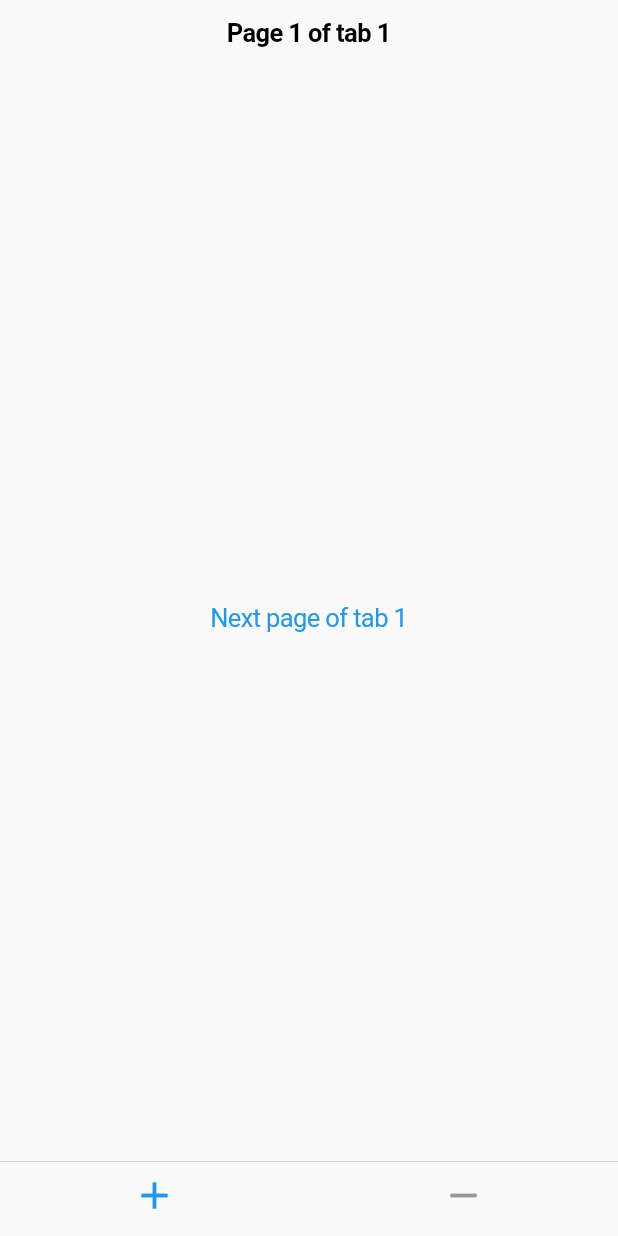
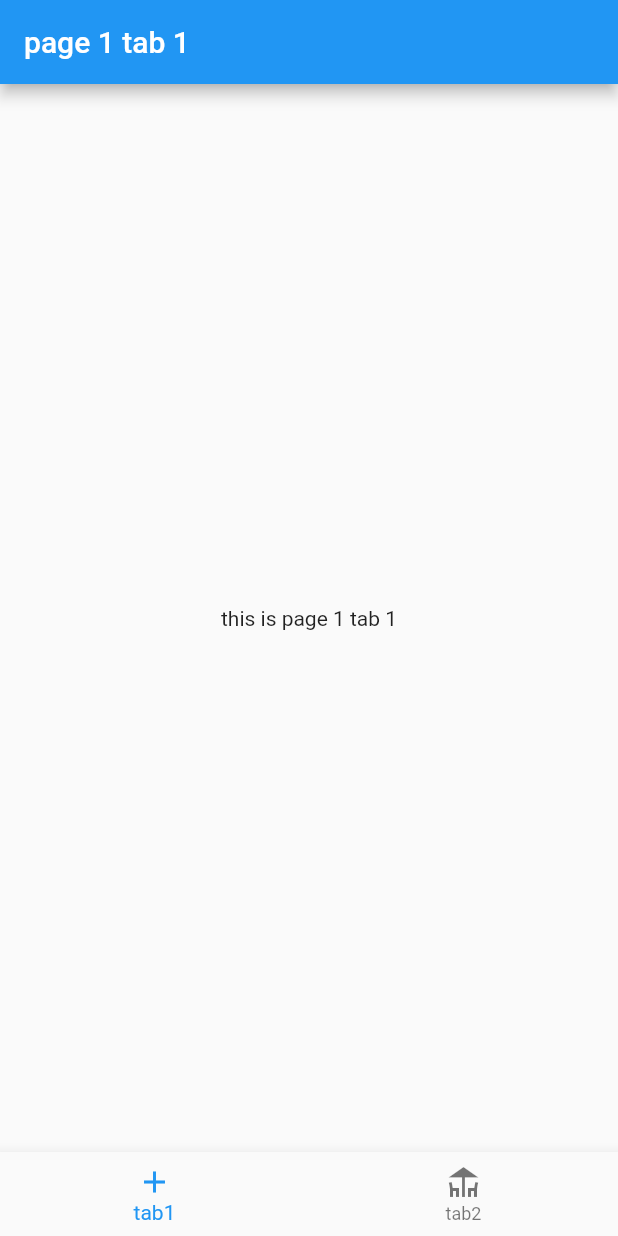
Before and after one commit to aminedakhlii/flutter_tabs, a Flutter app: the screen it shows after launch, on a phone screen of 412 x 824 dp. Run offline on Flutter 3.47's test engine with Material 2 defaults, Android fonts, the phone set to English and light mode, and no system bars.

Commit message:
chore: github approach

```diff
--- a/lib/main.dart
+++ b/lib/main.dart
@@ -1,5 +1,8 @@
 import 'package:flutter/cupertino.dart';
 import 'package:flutter/material.dart';
+import 'package:tab_bar/page1_1.dart';
+import 'package:tab_bar/page1_2.dart';
+import 'package:tab_bar/stacks.dart';
 
 void main() {
   runApp(MyApp());
@@ -11,162 +14,31 @@ class MyApp extends StatelessWidget {
   Widget build(BuildContext context) {
     return MaterialApp(
       title: 'Flutter Demo',
-      home: MyHomePage(title: 'Flutter Demo Home Page'),
+      home: MyHomePage(),
     );
   }
 }
 
 class MyHomePage extends StatefulWidget {
-  MyHomePage({Key key, this.title}) : super(key: key);
-
-  final String title;
+  MyHomePage({Key key}) : super(key: key);
 
   @override
   _MyHomePageState createState() => _MyHomePageState();
 }
 
 class _MyHomePageState extends State<MyHomePage> {
-  CupertinoTabController _controller = CupertinoTabController();
-  int _selectedTab = 0;
-  int _lastTab = 0;
-
-  void _handleTabSelection() {
-    _lastTab = _selectedTab;
-    _selectedTab = _controller.index;
-    print(
-        "Changed tab to: ${_selectedTab.toString().split('.').last} , last: ${_lastTab}");
-  }
+  int currentIndex = 0;
 
   @override
   void initState() {
     super.initState();
-    _controller.addListener(_handleTabSelection);
+    Stacks.init(2);
+    Stacks.stacks[0].add(Page1_1(index: 0));
+    Stacks.stacks[1].add(Page1_2(index: 1));
   }
 
   @override
   Widget build(BuildContext context) {
-    return CupertinoTabScaffold(
-      controller: _controller,
-      tabBar: CupertinoTabBar(
-        items: const <BottomNavigationBarItem>[
-          BottomNavigationBarItem(icon: Icon(Icons.add)),
-          BottomNavigationBarItem(icon: Icon(Icons.remove)),
-        ],
-      ),
-      tabBuilder: (BuildContext context, int index) {
-        return CupertinoTabView(
-          builder: (BuildContext context) {
-            print("rebuilding with index $index");
-            if (index == 0) {
-              return Page1_1();
-            } else {
-              return Page1_2();
-            }
-          },
-          routes: {
-            "/1": (context) => Page1_1(),
-            "/1/2": (context) => Page1_2(),
-            "/2/1": (context) => Page2_1(),
-            "/2/2": (context) => Page2_2(),
-          },
-        );
-      },
-    );
+    return Stacks.stacks[currentIndex].last;
   }
 }
-
-class Page1_1 extends StatelessWidget {
-  const Page1_1({
-    Key key,
-  }) : super(key: key);
-
-  @override
-  Widget build(BuildContext context) {
-    print("1_1 building");
-    return CupertinoPageScaffold(
-      navigationBar: CupertinoNavigationBar(
-        middle: Text('Page 1 of tab 1'),
-      ),
-      child: Center(
-        child: CupertinoButton(
-          child: const Text('Next page of tab 1'),
-          onPressed: () {
-            Navigator.of(context).pushNamed("/2/1");
-          },
-        ),
-      ),
-    );
-  }
-}
-
-class Page2_1 extends StatelessWidget {
-  const Page2_1({
-    Key key,
-  }) : super(key: key);
-
-  @override
-  Widget build(BuildContext context) {
-    print("2_1 building");
-    return CupertinoPageScaffold(
-      navigationBar: CupertinoNavigationBar(
-        middle: Text('Page 2 of tab 1'),
-      ),
-      child: Center(
-        child: CupertinoButton(
-          child: const Text('Back'),
-          onPressed: () {
-            Navigator.of(context).pop();
-          },
-        ),
-      ),
-    );
-  }
-}
-
-class Page1_2 extends StatelessWidget {
-  const Page1_2({
-    Key key,
-  }) : super(key: key);
-
-  @override
-  Widget build(BuildContext context) {
-    print("1_2 building");
-    return CupertinoPageScaffold(
-      navigationBar: CupertinoNavigationBar(
-        middle: Text('Page 1 of tab 2'),
-      ),
-      child: Center(
-        child: CupertinoButton(
-          child: const Text('Next page of tab 2'),
-          onPressed: () {
-            Navigator.of(context).pushNamed("/2/1");
-          },
-        ),
-      ),
-    );
-  }
-}
-
-class Page2_2 extends StatelessWidget {
-  const Page2_2({
-    Key key,
-  }) : super(key: key);
-
-  @override
-  Widget build(BuildContext context) {
-    print("2_2 building");
-    return CupertinoPageScaffold(
-      navigationBar: CupertinoNavigationBar(
-        middle: Text('Page 2 of tab 2'),
-      ),
-      child: Center(
-        child: CupertinoButton(
-          child: const Text('Back'),
-          onPressed: () {
-            Navigator.of(context).pop();
-          },
-        ),
-      ),
-    );
-  }
-}
--- /dev/null
+++ b/lib/nav_bar.dart
@@ -0,0 +1,21 @@
+import 'package:flutter/material.dart';
+
+class NavBar extends StatelessWidget {
+  const NavBar({
+    Key key,
+    @required this.index,
+  }) : super(key: key);
+
+  final int index;
+
+  @override
+  Widget build(BuildContext context) {
+    return BottomNavigationBar(
+      currentIndex: index,
+      items: [
+        BottomNavigationBarItem(icon: Icon(Icons.add), title: Text("tab1")),
+        BottomNavigationBarItem(icon: Icon(Icons.deck), title: Text("tab2"))
+      ],
+    );
+  }
+}
--- /dev/null
+++ b/lib/page1_1.dart
@@ -0,0 +1,29 @@
+import 'package:flutter/cupertino.dart';
+import 'package:flutter/material.dart';
+import 'package:tab_bar/page2_1.dart';
+import 'package:tab_bar/stacks.dart';
+
+import 'nav_bar.dart';
+
+class Page1_1 extends StatelessWidget {
+  const Page1_1({Key key, this.index}) : super(key: key);
+
+  final int index;
+
+  @override
+  Widget build(BuildContext context) {
+    print("1_1 building");
+    return Scaffold(
+      appBar: AppBar(
+        automaticallyImplyLeading: true,
+        title: Text("page 1 tab 1"),
+      ),
+      bottomNavigationBar: NavBar(index: index),
+      body: GestureDetector(
+          onTap: () {
+            Stacks.stacks[index].add(Page2_1(index: index));
+          },
+          child: Center(child: Text("this is page 1 tab 1"))),
+    );
+  }
+}
--- /dev/null
+++ b/lib/stacks.dart
@@ -0,0 +1,25 @@
+import 'dart:collection';
+
+import 'package:flutter/material.dart';
+
+class Stacks {
+  static List<Queue> stacks = <Queue>[];
+
+  static init(length) {
+    if (stacks.length == 0)
+      for (int i = 0; i < length; i++) {
+        stacks.add(Queue<Widget>());
+      }
+  }
+
+  static pop(stackNumber) {
+    if (stacks[stackNumber].isEmpty) {
+      throw StateError("Cannot pop() on empty stack.");
+    }
+    stacks[stackNumber].removeLast();
+  }
+
+  static push(stackNumber, route) {
+    stacks[stackNumber].addLast(route);
+  }
+}
```
Also changed, not shown: lib/page1_2.dart (added, +30 -0 lines), lib/page2_1.dart (added, +28 -0 lines), lib/page2_2.dart (added, +27 -0 lines), pubspec.lock (added).
